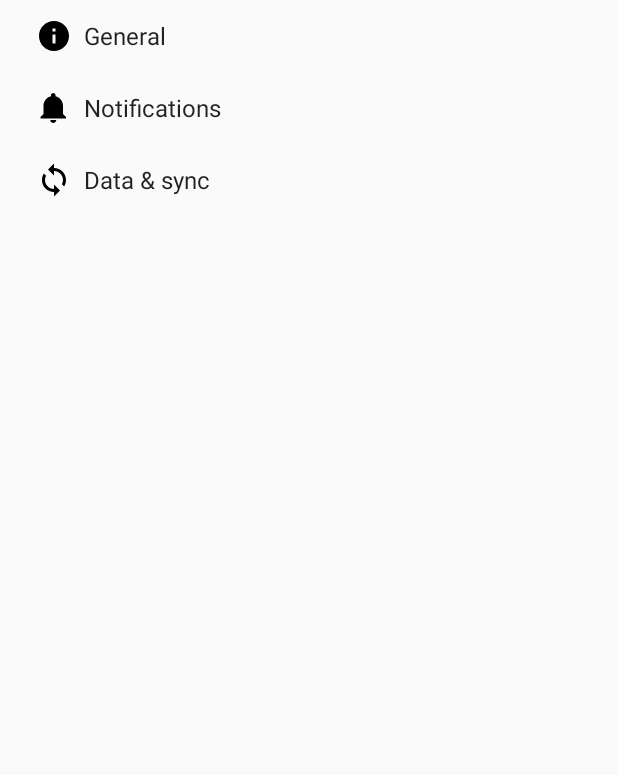
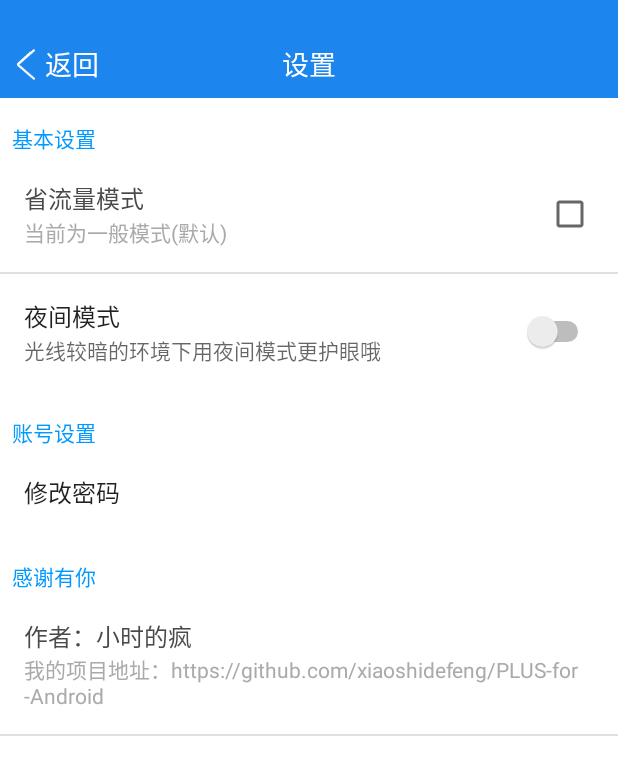
Before and after one commit to xiaoshidefeng/PLUS-for-Android, an Android app: the screen it shows after launch (SettingsActivity before the commit, Setting after it), in the side drawer, after a tap on "设置", on a phone screen of 412 x 824 dp. Shown: the top 775 px of the screen. Run offline under Robolectric (Android 15) with nearby library versions, the phone set to English and light mode, and no system bars.

Commit message:
设置界面完成

```diff
--- a/SlideMeueTest/app/src/main/AndroidManifest.xml
+++ b/SlideMeueTest/app/src/main/AndroidManifest.xml
@@ -35,7 +35,7 @@
         <activity
             android:name=".SettingsActivity"
             android:label="@string/title_activity_settings" />
-        <activity android:name=".Setting"></activity>
+        <activity android:name=".Setting.Setting"></activity>
     </application>
 
 </manifest>
--- a/SlideMeueTest/app/src/main/java/com/example/cw/slidemeuetest/MainActivity.java
+++ b/SlideMeueTest/app/src/main/java/com/example/cw/slidemeuetest/MainActivity.java
@@ -26,6 +26,7 @@ import android.view.View;
 import android.webkit.WebView;
 import android.widget.TextView;
 
+import com.example.cw.slidemeuetest.Setting.Setting;
 import com.xys.libzxing.zxing.activity.CaptureActivity;
 
 import java.io.BufferedReader;
@@ -211,7 +212,7 @@ public class MainActivity extends AppCompatActivity
 
         } else if (id == R.id.nav_manage) {
             //设置
-            Intent intent = new Intent(MainActivity.this,SettingsActivity.class);
+            Intent intent = new Intent(MainActivity.this,Setting.class);
             startActivity(intent);
 
         } else if (id == R.id.nav_share) {
--- a/SlideMeueTest/app/src/main/java/com/example/cw/slidemeuetest/Regist.java
+++ b/SlideMeueTest/app/src/main/java/com/example/cw/slidemeuetest/Regist.java
@@ -259,6 +259,12 @@ public class Regist extends AppCompatActivity {
                         //GET获取用户信息
                         sendHttpURLConnectionGETuserInfo();
 
+                    } else if (userJSON.has("status_code")){
+                        int code = userJSON.getInt("status_code");
+                        if(code==500){
+                            Toast.makeText(Regist.this,"该账号已被注册！",Toast.LENGTH_SHORT).show();
+                            return;
+                        }
                     }else {
                         Toast.makeText(Regist.this,"未知错误！",Toast.LENGTH_SHORT).show();
                         return;
--- a/SlideMeueTest/app/src/main/java/com/example/cw/slidemeuetest/Setting.java
+++ /dev/null
@@ -1,13 +0,0 @@
-package com.example.cw.slidemeuetest;
-
-import android.support.v7.app.AppCompatActivity;
-import android.os.Bundle;
-
-public class Setting extends AppCompatActivity {
-
-    @Override
-    protected void onCreate(Bundle savedInstanceState) {
-        super.onCreate(savedInstanceState);
-        setContentView(R.layout.activity_setting);
-    }
-}
--- /dev/null
+++ b/SlideMeueTest/app/src/main/java/com/example/cw/slidemeuetest/Setting/Setting.java
@@ -0,0 +1,59 @@
+package com.example.cw.slidemeuetest.Setting;
+
+import android.annotation.TargetApi;
+import android.app.FragmentManager;
+import android.os.Build;
+import android.os.Bundle;
+import android.support.v7.app.ActionBarActivity;
+import android.view.View;
+import android.widget.TextView;
+
+import com.example.cw.slidemeuetest.R;
+
+public class Setting extends ActionBarActivity {
+
+    //Activity里嵌套Fragment
+    private PreferenceFragment mPreferenceFragment;
+
+    //返回
+    private TextView Btnback;
+
+    @Override
+    protected void onCreate(Bundle savedInstanceState) {
+        super.onCreate(savedInstanceState);
+        setContentView(R.layout.activity_setting);
+
+        if (savedInstanceState == null) {
+            mPreferenceFragment = new PreferenceFragment();
+            replaceFragment(R.id.settings_container, mPreferenceFragment);
+        }
+
+        initView();
+        Btnback.setOnClickListener(new View.OnClickListener() {
+            @Override
+            public void onClick(View view) {
+                finish();
+            }
+        });
+    }
+
+    private void initView() {
+        Btnback= (TextView)findViewById(R.id.id_registerBackText);
+    }
+
+    @TargetApi(Build.VERSION_CODES.HONEYCOMB)
+    public void replaceFragment(int viewId, android.app.Fragment fragment) {
+        FragmentManager fragmentManager = getFragmentManager();
+        fragmentManager.beginTransaction().replace(viewId, fragment).commit();
+    }
+
+    public class PreferenceFragment extends android.preference.PreferenceFragment {
+
+        @Override
+        public void onCreate(Bundle savedInstanceState) {
+            super.onCreate(savedInstanceState);
+            addPreferencesFromResource(R.xml.pref_preferences);
+        }
+    }
+
+}
--- a/SlideMeueTest/app/src/main/res/layout/activity_setting.xml
+++ b/SlideMeueTest/app/src/main/res/layout/activity_setting.xml
@@ -1,13 +1,55 @@
 <?xml version="1.0" encoding="utf-8"?>
 <RelativeLayout xmlns:android="http://schemas.android.com/apk/res/android"
-    xmlns:tools="http://schemas.android.com/tools"
-    android:id="@+id/activity_setting"
+    xmlns:app="http://schemas.android.com/apk/res-auto"
+    android:id="@+id/activity_main"
     android:layout_width="match_parent"
     android:layout_height="match_parent"
-    android:paddingBottom="@dimen/activity_vertical_margin"
-    android:paddingLeft="@dimen/activity_horizontal_margin"
-    android:paddingRight="@dimen/activity_horizontal_margin"
-    android:paddingTop="@dimen/activity_vertical_margin"
-    tools:context="com.example.cw.slidemeuetest.Setting">
+
+    >
+    <LinearLayout
+        android:layout_width="match_parent"
+        android:layout_height="20dp"
+        android:orientation="vertical"
+        android:id="@+id/id_registerTops">
+        <android.support.v7.widget.Toolbar
+            android:id="@+id/id_toolbar"
+            android:layout_width="match_parent"
+            android:layout_height="wrap_content"
+            android:background="?attr/colorPrimary"
+            android:fitsSystemWindows="true"
+            app:popupTheme="@style/ThemeOverlay.AppCompat.Light"/>
+    </LinearLayout>
+
+
+    <RelativeLayout
+        android:id="@+id/registTop"
+        style="@style/title_relayout"
+        android:layout_below="@id/id_registerTops"
+        >
+        <ImageView
+            android:id="@+id/id_back"
+            style="@style/back_btn" />
+
+        <TextView
+            android:id="@+id/loginTitle"
+            style="@style/title_text"
+            android:text="@string/settingTitle" />
+
+        <TextView
+            android:id="@+id/id_registerBackText"
+            style="@style/back_text"
+            android:layout_alignBaseline="@+id/loginTitle"
+            android:layout_alignBottom="@+id/loginTitle"
+            android:layout_toRightOf="@+id/id_back"
+            android:layout_toEndOf="@+id/id_back" />
+    </RelativeLayout>
+
+    <FrameLayout
+    xmlns:android="http://schemas.android.com/apk/res/android"
+    android:id="@+id/settings_container"
+    android:layout_width="match_parent"
+    android:layout_height="match_parent"
+    android:layout_below="@+id/registTop"
+    android:background="#ffffff"/>
 
 </RelativeLayout>
--- /dev/null
+++ b/SlideMeueTest/app/src/main/res/layout/preference_category_widget.xml
@@ -0,0 +1,18 @@
+<?xml version="1.0" encoding="UTF-8"?>
+<LinearLayout xmlns:android="http://schemas.android.com/apk/res/android"
+    android:layout_width="fill_parent"
+    android:layout_height="wrap_content"
+    android:background="#ffffff"
+    android:orientation="vertical">
+
+    <TextView
+        android:id="@android:id/title"
+        android:layout_width="match_parent"
+        android:layout_height="wrap_content"
+        android:paddingLeft="8dp"
+        android:paddingTop="16dp"
+        android:textColor="@color/colorAccent"
+        android:textSize="14sp"
+        android:text="indroduce"/>
+
+</LinearLayout>
--- /dev/null
+++ b/SlideMeueTest/app/src/main/res/layout/preference_item.xml
@@ -0,0 +1,48 @@
+<?xml version="1.0" encoding="UTF-8"?>
+<LinearLayout
+    xmlns:android="http://schemas.android.com/apk/res/android"
+    android:layout_width="match_parent"
+    android:layout_height="wrap_content"
+    android:background="#ffffff"
+    android:gravity="center_vertical"
+    android:padding="16dp"
+    android:minHeight="?android:listPreferredItemHeight"
+    android:orientation="horizontal">
+
+    <RelativeLayout
+        android:layout_weight="1"
+        android:layout_width="match_parent"
+        android:layout_height="wrap_content">
+
+        <TextView
+            android:id="@android:id/title"
+            android:layout_width="wrap_content"
+            android:layout_height="wrap_content"
+            android:ellipsize="marquee"
+            android:fadingEdge="horizontal"
+            android:singleLine="true"
+            android:text="title"
+            android:textColor="@color/colorBlack3"
+            android:textSize="16sp"/>
+
+        <TextView
+            android:id="@android:id/summary"
+            android:layout_width="wrap_content"
+            android:layout_height="wrap_content"
+            android:layout_below="@android:id/title"
+            android:text="summary"
+            android:textColor="#AAAAAA"
+            android:textSize="14sp"/>
+
+    </RelativeLayout>
+
+    <LinearLayout
+        android:id="@android:id/widget_frame"
+        android:layout_width="wrap_content"
+        android:layout_height="wrap_content"
+        android:layout_gravity="right|center_vertical"
+        android:orientation="vertical">
+
+    </LinearLayout>
+
+</LinearLayout>
--- a/SlideMeueTest/app/src/main/res/values/colors.xml
+++ b/SlideMeueTest/app/src/main/res/values/colors.xml
@@ -3,4 +3,8 @@
     <color name="colorPrimary">#1C86EE</color>
     <color name="colorPrimaryDark">#1C86EE</color>
     <color name="colorAccent">#0099FF</color>
+    <color name="colorBlack">#000000</color>
+    <color name="colorWhite">#ffffff</color>
+    <color name="colorBlack2">#3D3D3D</color>
+    <color name="colorBlack3">#4A4A4A</color>
 </resources>
--- a/SlideMeueTest/app/src/main/res/values/strings.xml
+++ b/SlideMeueTest/app/src/main/res/values/strings.xml
@@ -28,6 +28,9 @@
     <string name="idh">用户不存在</string>
     <string name="wrongpw">密码输入错误</string>
     <string name="title_activity_login">Sign in</string>
+    <string name="changepassword">修改密码</string>
+
+    <string name="settingTitle">设置</string>
 
     <!-- Strings related to login -->
     <string name="prompt_email">Email</string>
@@ -45,6 +48,8 @@
     </string>
     <string name="title_activity_settings">Settings</string>
 
+    <string name="darkMode">夜间模式</string>
+    <string name="darkModesummary">光线较暗的环境下用夜间模式更护眼哦</string>
     <!-- Strings related to Settings -->
 
     <!-- Example General settings -->
--- a/SlideMeueTest/app/src/main/res/xml/pref_headers.xml
+++ b/SlideMeueTest/app/src/main/res/xml/pref_headers.xml
@@ -3,17 +3,6 @@
     <!-- These settings headers are only used on tablets. -->
 
 
-    <!-- NOTE: Hide buttons to simplify the UI. Users can touch outside the dialog to
-         dismiss it. -->
-    <!-- NOTE: ListPreference's summary should be set to its value by the activity code. -->
-    <ListPreference
-        android:defaultValue="-1"
-        android:entries="@array/pref_example_list_titles"
-        android:entryValues="@array/pref_example_list_values"
-        android:key="example_list"
-        android:negativeButtonText="@null"
-        android:positiveButtonText="@null"
-        android:title="@string/pref_title_add_friends_to_messages" />
 
     <header
         android:fragment="com.example.cw.slidemeuetest.SettingsActivity$GeneralPreferenceFragment"
--- a/SlideMeueTest/app/src/main/res/xml/pref_preferences.xml
+++ b/SlideMeueTest/app/src/main/res/xml/pref_preferences.xml
@@ -1,11 +1,50 @@
-<?xml version="1.0" encoding="utf-8"?>
 <PreferenceScreen
+    android:layout="@layout/preference_item"
     xmlns:android="http://schemas.android.com/apk/res/android"
-    android:title="设置">
-    <CheckBoxPreference
-        android:title="Test me?"
-        android:summaryOn="Yes,I Test you!"
-        android:summaryOff="No,I am sorry."
-        android:defaultValue="true">
-    </CheckBoxPreference>
+    android:title="@string/settingTitle">
+    <PreferenceCategory
+        android:layout="@layout/preference_category_widget"
+        android:title="基本设置">
+
+        <CheckBoxPreference
+            android:layout="@layout/preference_item"
+            android:title="省流量模式"
+            android:key="notify_priority"
+            android:summaryOn="仅在Wi-Fi环境下自动加载图片"
+            android:summaryOff="当前为一般模式(默认)"
+            android:defaultValue="false"/>
+        <SwitchPreference
+            android:defaultValue="false"
+            android:key="example_switch"
+            android:summary="@string/darkModesummary"
+            android:title="@string/darkMode" />
+        <!--<Preference-->
+            <!--android:layout="@layout/preference_item"-->
+            <!--android:title="在通知栏显示音标"-->
+            <!--android:summary="当前为不显示"-->
+            <!--android:defaultValue="false"/>-->
+    </PreferenceCategory>
+
+    <PreferenceCategory
+        android:layout="@layout/preference_category_widget"
+        android:title="账号设置">
+
+        <EditTextPreference
+            android:hint="请输入要修改的邮箱"
+            android:inputType="textEmailAddress"
+            android:maxLines="1"
+            android:selectAllOnFocus="true"
+            android:singleLine="true"
+            android:title="@string/changepassword" />
+
+    </PreferenceCategory>
+
+    <PreferenceCategory
+    android:layout="@layout/preference_category_widget"
+    android:title="感谢有你">
+    <Preference
+        android:layout="@layout/preference_item"
+        android:summary="我的项目地址：https://github.com/xiaoshidefeng/PLUS-for-Android"
+        android:title="作者：小时的疯"/>
+</PreferenceCategory>
 </PreferenceScreen>
```
